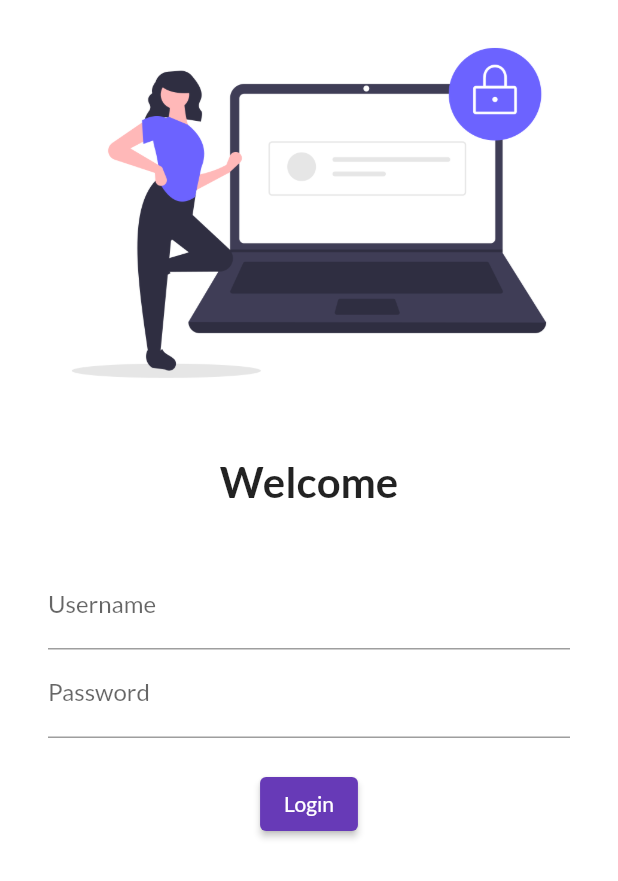
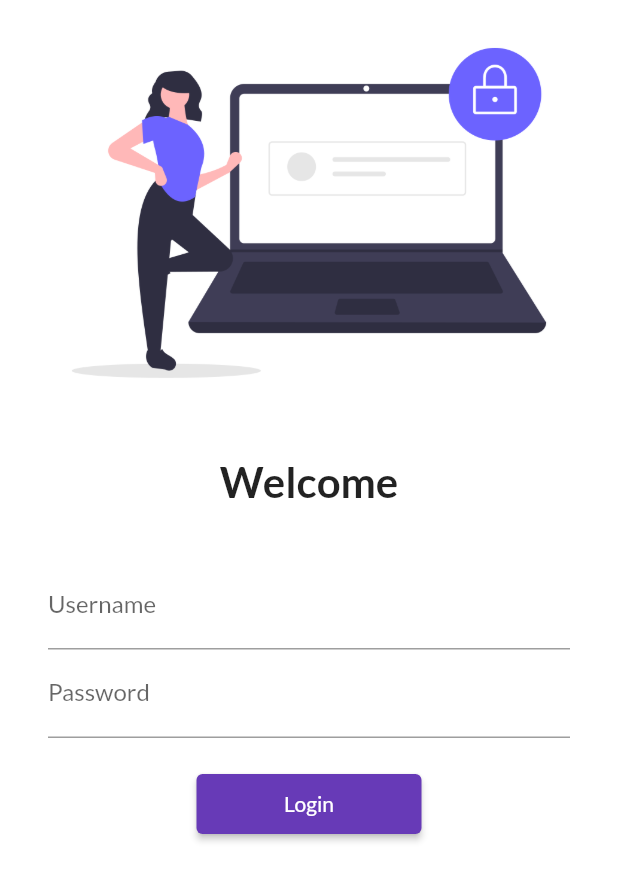
Before and after one commit to shabidkhan18/learnFlutter, a Flutter app: the screen it shows after launch, on a phone screen of 412 x 824 dp. Shown: the top 881 px of the screen. Run offline on Flutter 3.47's test engine with Material 2 defaults, Android fonts, the phone set to English and light mode, and no system bars; our stand-ins replace google_fonts.

Commit message:
day5 completed

```diff
--- a/lib/main.dart
+++ b/lib/main.dart
@@ -1,5 +1,6 @@
 import 'package:flutter/material.dart';
 import 'package:tutorials/screens/home_page.dart';
+import 'package:tutorials/utils/routes.dart';
 import 'screens/login_page.dart';
 import 'package:google_fonts/google_fonts.dart';
 
@@ -18,6 +19,7 @@
         primarySwatch: Colors.deepPurple,
         fontFamily: GoogleFonts.lato().fontFamily,
       ),
+      // debugShowCheckedModeBanner: false,
       darkTheme: ThemeData(
         brightness: Brightness.dark,
       ),
@@ -25,8 +27,8 @@
       initialRoute: "/login",
       routes: {
         "/": (context) => const HomePage(),
-        "/login": (context) => const LoginPage(),
-        "/home": (context) => const HomePage(),
+        MyRoutes.loginRoute: (context) => const LoginPage(),
+        MyRoutes.homeRoute: (context) => const HomePage(),
       },
     );
   }
--- a/lib/screens/login_page.dart
+++ b/lib/screens/login_page.dart
@@ -1,4 +1,5 @@
 import 'package:flutter/material.dart';
+import 'package:tutorials/utils/routes.dart';
 
 class LoginPage extends StatelessWidget {
   const LoginPage({Key? key}) : super(key: key);
@@ -7,6 +8,7 @@
   Widget build(BuildContext context) {
     return Material(
       color: Colors.white,
+      child: SingleChildScrollView(
         child: Column(
           children: [
             Image.asset(
@@ -49,16 +51,19 @@
                   ),
                   ElevatedButton(
                     onPressed: () {
-                    // ignore: avoid_print
-                    print("hi coder");
+                      Navigator.pushNamed(context, MyRoutes.homeRoute);
                     },
                     child: const Text("Login"),
+                    style: TextButton.styleFrom(
+                      minimumSize: const Size(150, 40),
+                    ),
                   ),
                 ],
               ),
             )
           ],
         ),
+      ),
     );
   }
 }
--- /dev/null
+++ b/lib/utils/routes.dart
@@ -0,0 +1,4 @@
+class MyRoutes {
+  static String loginRoute = "/login";
+  static String homeRoute = "/home";
+}
```
Lines whose indentation alone changed are shown as unchanged.
